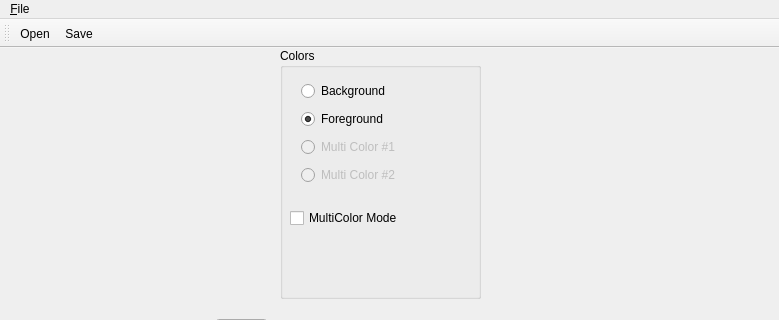
ricardoquesada/vchar64, file src/mainwindow.ui: the form before one commit; both pictures show x 0 to 779 and y 0 to 320 of the 779 by 541 pixel window.
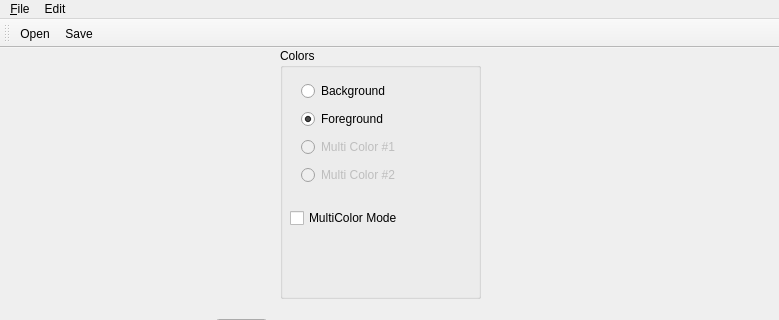
The form after the commit. Icons and pictures are not drawn. Custom widgets are drawn as their Qt base class.

Commit message: icons, c++11 R for about

Patch:
```diff
--- a/src/mainwindow.ui
+++ b/src/mainwindow.ui
@@ -183,7 +183,15 @@
     <addaction name="separator"/>
     <addaction name="actionExit"/>
    </widget>
+   <widget class="QMenu" name="menuEdit">
+    <property name="title">
+     <string>Edit</string>
+    </property>
+    <addaction name="actionCopy"/>
+    <addaction name="actionPaste"/>
+   </widget>
    <addaction name="menu_File"/>
+   <addaction name="menuEdit"/>
   </widget>
   <widget class="QToolBar" name="mainToolBar">
    <attribute name="toolBarArea">
```
Left out of the diff: 30 changed lines with no effect on the pictures. The commit also changes 1 other file.
